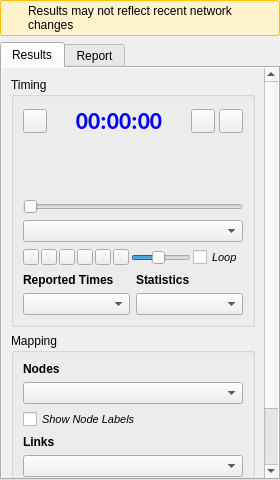
The window that ui/analysis/qgisred_results_dock.ui (qgisred/QGISRed) describes before a commit, drawn with Qt 5.
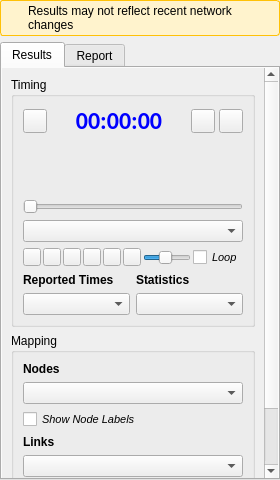
The same window after the commit.

Commit message: Results: Increase animation buttons size by 15%

```diff
--- a/ui/analysis/qgisred_results_dock.ui
+++ b/ui/analysis/qgisred_results_dock.ui
@@ -459,8 +459,8 @@
                          <widget class="QToolButton" name="btInitTime">
                           <property name="maximumSize">
                            <size>
-                            <width>16</width>
-                            <height>16</height>
+                            <width>18</width>
+                            <height>18</height>
                            </size>
                           </property>
                          </widget>
@@ -469,8 +469,8 @@
                          <widget class="QToolButton" name="btLessTime">
                           <property name="maximumSize">
                            <size>
-                            <width>16</width>
-                            <height>16</height>
+                            <width>18</width>
+                            <height>18</height>
                            </size>
                           </property>
                          </widget>
@@ -482,8 +482,8 @@
                           </property>
                           <property name="maximumSize">
                            <size>
-                            <width>16</width>
-                            <height>16</height>
+                            <width>18</width>
+                            <height>18</height>
                            </size>
                           </property>
                          </widget>
@@ -495,8 +495,8 @@
                           </property>
                           <property name="maximumSize">
                            <size>
-                            <width>16</width>
-                            <height>16</height>
+                            <width>18</width>
+                            <height>18</height>
                            </size>
                           </property>
                          </widget>
@@ -505,8 +505,8 @@
                          <widget class="QToolButton" name="btMoreTime">
                           <property name="maximumSize">
                            <size>
-                            <width>16</width>
-                            <height>16</height>
+                            <width>18</width>
+                            <height>18</height>
                            </size>
                           </property>
                          </widget>
@@ -515,8 +515,8 @@
                          <widget class="QToolButton" name="btEndTime">
                           <property name="maximumSize">
                            <size>
-                            <width>16</width>
-                            <height>16</height>
+                            <width>18</width>
+                            <height>18</height>
                            </size>
                           </property>
                          </widget>
```
